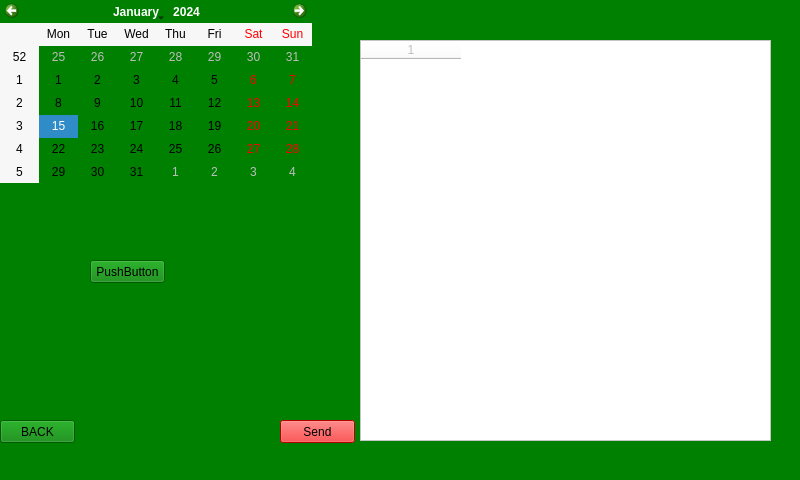
Qt form resources/ui/stackedTest.ui (guuse/fridget-python) before a commit.
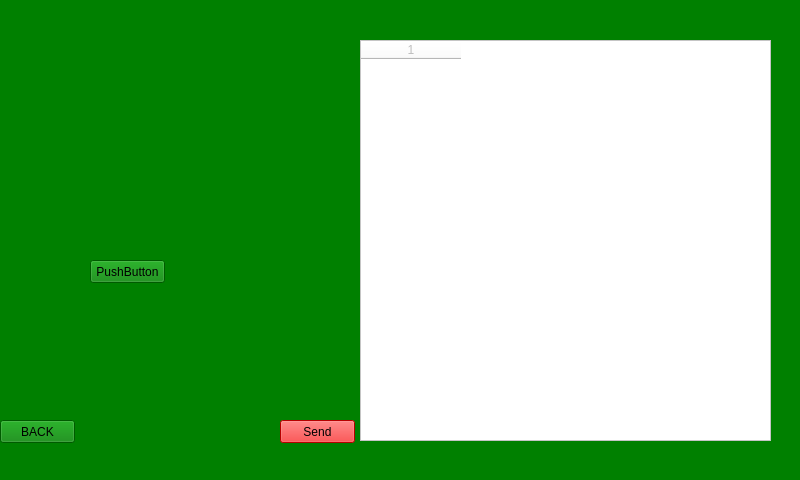
The same form after that commit. Icons and pictures are not drawn.

Commit message: Added data_kick support

Diff of the .ui file:
```diff
--- a/resources/ui/stackedTest.ui
+++ b/resources/ui/stackedTest.ui
@@ -138,16 +138,6 @@
      <property name="styleSheet">
       <string notr="true">background-color: green;</string>
      </property>
-     <widget class="QCalendarWidget" name="calendarWidget">
-      <property name="geometry">
-       <rect>
-        <x>0</x>
-        <y>0</y>
-        <width>312</width>
-        <height>183</height>
-       </rect>
-      </property>
-     </widget>
      <widget class="QTableWidget" name="tableWidget">
       <property name="enabled">
        <bool>false</bool>
```
Left out of the diff: 26 changed lines with no effect on the pictures. The commit also changes 1 other file.
